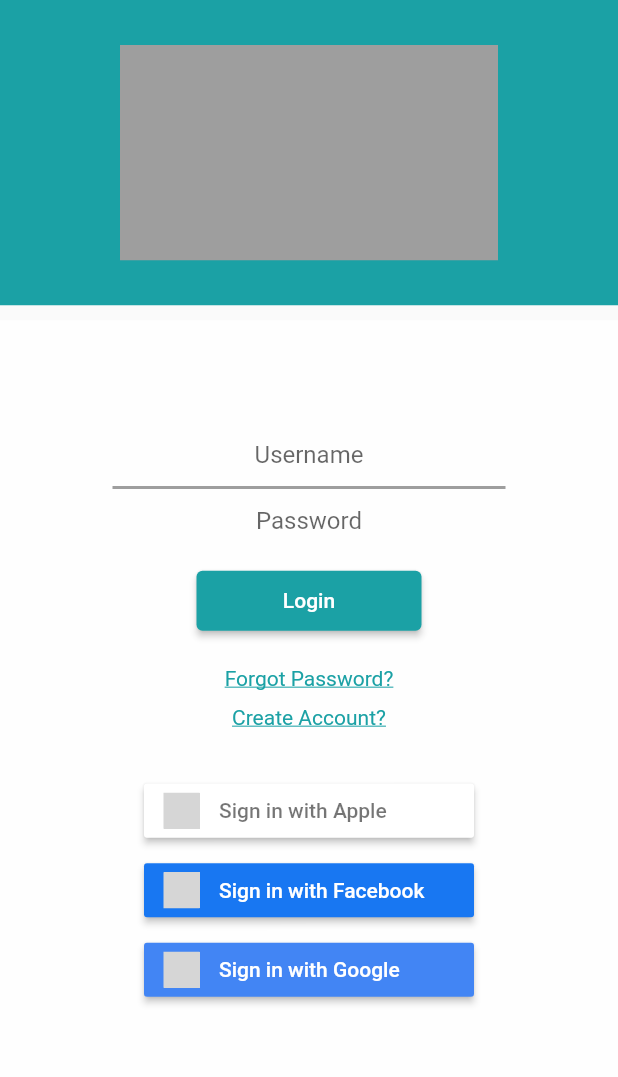
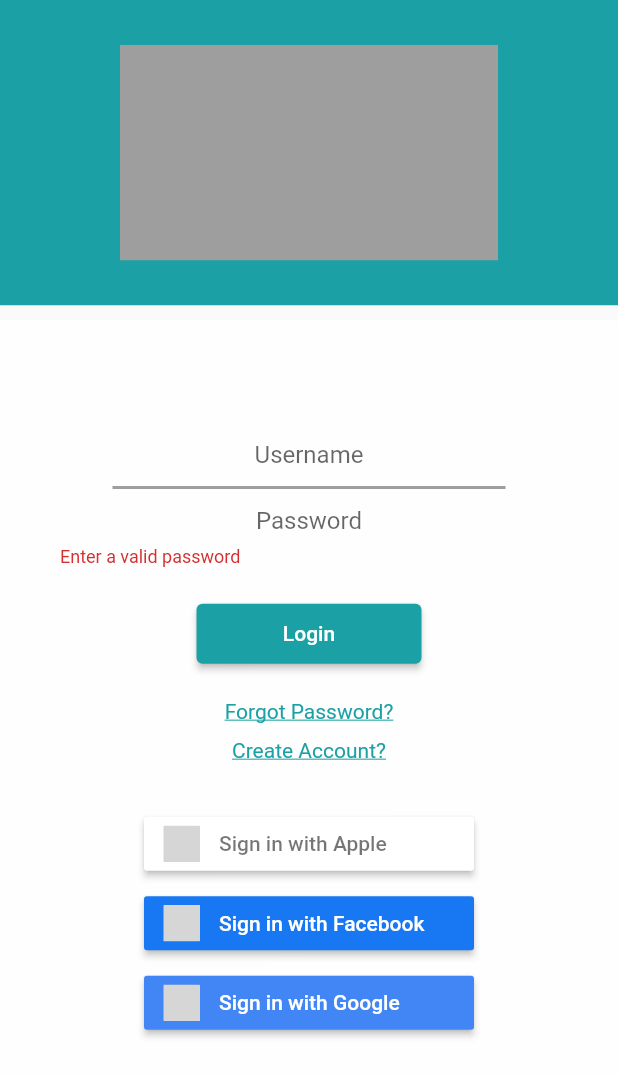
Before and after one commit to Uzairkhan98/Task-1, a Flutter app: the screen it shows after launch, after a tap on "Login", on a phone screen of 412 x 824 dp. Shown: the top 1077 px of the screen. Run offline on Flutter 3.47's test engine with Material 2 defaults, Android fonts, the phone set to English and light mode, and no system bars; our stand-ins replace flutter_signin_button; grey boxes are pictures that could not be loaded.

Commit message:
Added basic validation to signin page

```diff
--- /dev/null
+++ b/lib/Mixins/inputvalidation.dart
@@ -0,0 +1,10 @@
+
+mixin InputValidationMixin {
+  bool isPasswordValid(String password) => password.length > 6;
+
+  bool isEmailValid(String email) {
+    final RegExp regex =
+        RegExp(r'^(([^<>()[\]\\.,;:\s@"]+(\.[^<>()[\]\\.,;:\s@"]+)*)|(".+"))@((\[[0-9]{1,3}\.[0-9]{1,3}\.[0-9]{1,3}\.[0-9]{1,3}\])|(([a-zA-Z\-0-9]+\.)+[a-zA-Z]{2,}))$');
+    return regex.hasMatch(email);
+  }
+}
--- a/lib/Screens/Signin/home.dart
+++ b/lib/Screens/Signin/home.dart
@@ -5,19 +5,25 @@ import '../Signup/home.dart';
 import 'reset.dart';
 import '../../Widgets/topbar.dart';
 
+import '../../Mixins/inputvalidation.dart';
 
-class Signin extends StatefulWidget {
+class Signin extends StatefulWidget{
   const Signin({Key? key}) : super(key: key);
 
   @override
   _SigninState createState() => _SigninState();
 }
 
-class _SigninState extends State<Signin> {
+class _SigninState extends State<Signin>  with InputValidationMixin{
+  final formGlobalKey = GlobalKey < FormState > ();
+
+
   @override
   Widget build(BuildContext context) {
     return Scaffold(
-      body: Column(
+      body: Form(
+        key: formGlobalKey,
+        child: Column(
           children: <Widget>[
             const expansionWidget(),
             const SizedBox(
@@ -51,17 +57,30 @@ class _SigninState extends State<Signin> {
                             endIndent: 5,
                           ),
                         ),
-                      const TextField(
+                        TextFormField(
                           obscureText: true,
                           textAlign: TextAlign.center,
-                        decoration: InputDecoration.collapsed(
+                          decoration: const InputDecoration.collapsed(
                             hintText: 'Password',
                           ),
+                          validator: (password) {
+                            if (isPasswordValid(password!)) {
+                              return null;
+                            } else {
+                              return 'Enter a valid password';
+                            }
+                          },
                         ),
                         Padding(
                           padding: const EdgeInsets.symmetric(horizontal: 30, vertical: 20),
                           child: ElevatedButton(
-                          onPressed: () => {},
+                            onPressed: () => {
+                            if (formGlobalKey.currentState!.validate()) {
+                              // If the form is valid, display a snackbar. In the real world,
+                              // you'd often call a server or save the information in a database.
+                            print("Form is valid")
+                        }
+                            },
                             child: const Text ('Login'),
                             style: ElevatedButton.styleFrom(
                                 primary: const Color(0xff1ba1a5),
@@ -134,6 +153,7 @@ class _SigninState extends State<Signin> {
             ),
           ],
         ),
+      ),
     );
   }
 }
```
Lines whose indentation alone changed are shown as unchanged.
